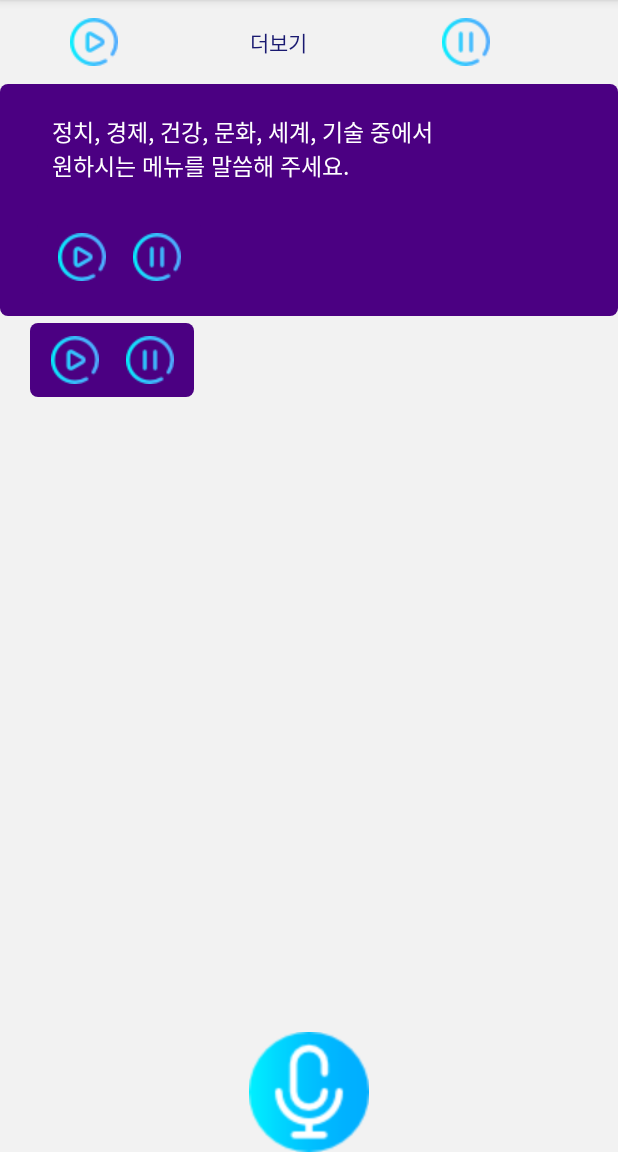
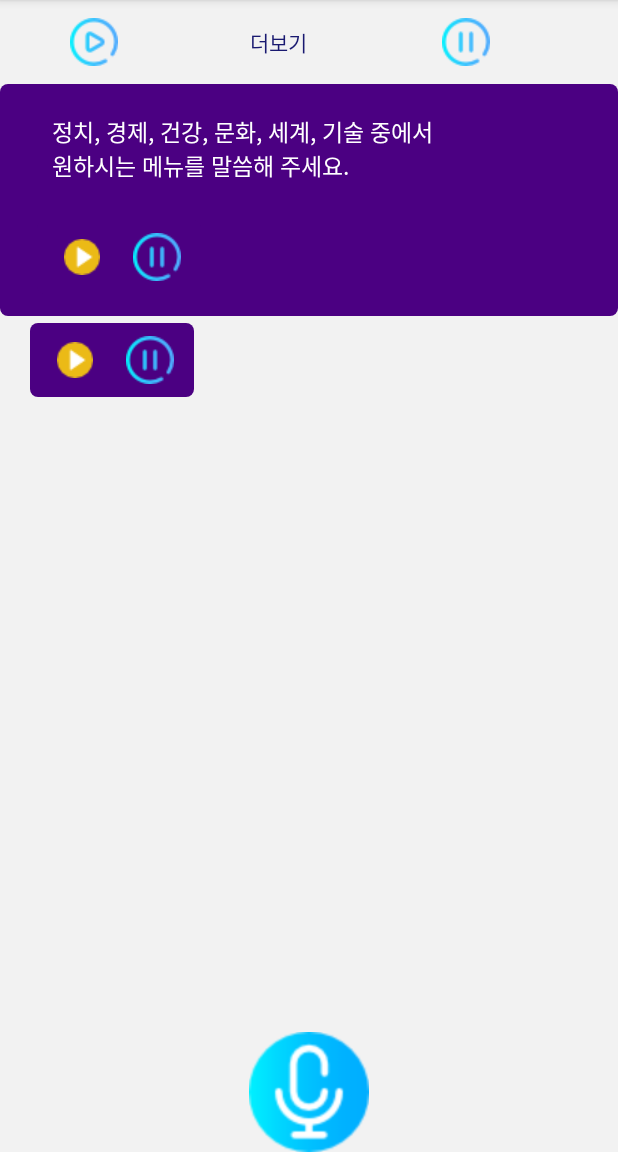
Before and after one commit to ssohyunKim/OnEars, an Android app: the MainActivity screen opened directly, with no data from a screen before it, on a phone screen of 412 x 824 dp, the part 84-1236 px from its top. Run offline under Robolectric (Android 15) with nearby library versions, the phone set to English and light mode, and no system bars.

Commit message:
채팅 아이콘 수정

```diff
--- a/app/src/main/res/layout/chat_item.xml
+++ b/app/src/main/res/layout/chat_item.xml
@@ -58,7 +58,7 @@
         android:layout_width="50dp"
         android:layout_height="40dp"
         android:background="?attr/selectableItemBackground"
-        android:src="@drawable/play_button"
+        android:src="@drawable/play_button_2"
         android:visibility="gone"/>
 
       <ImageButton xmlns:android="http://schemas.android.com/apk/res/android"
```
Also changed, not shown: app/src/main/res/drawable/play_button_1.png (added), app/src/main/res/drawable/play_button_2.png (added), 1 other file.
